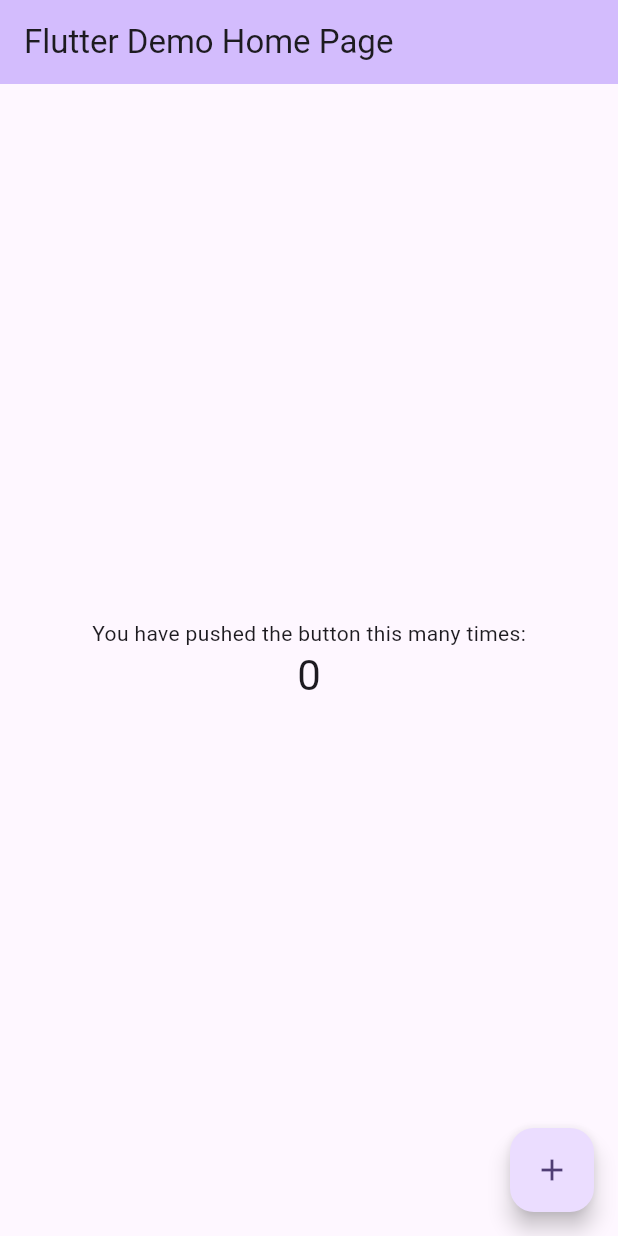
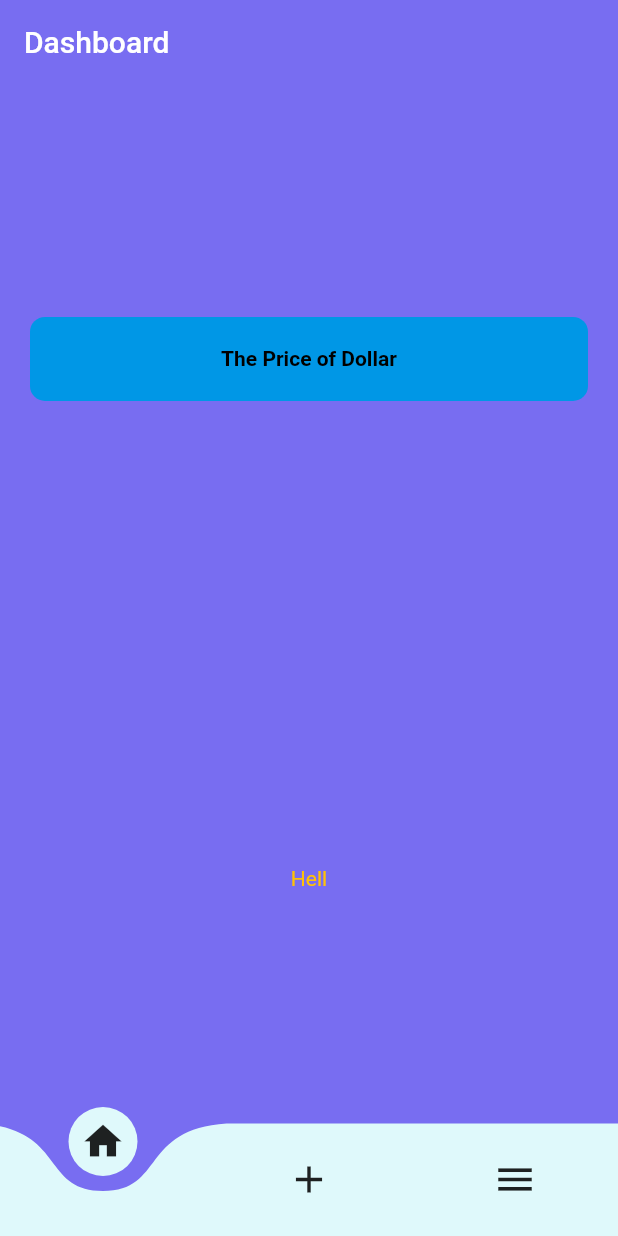
Before and after one commit to AlirezaRezaie/currencytracker_backend, a Flutter app: the screen it shows after launch, on a phone screen of 412 x 824 dp. Run offline on Flutter 3.47's test engine with Material 2 defaults, Android fonts, the phone set to English and light mode, and no system bars; drawn by our look-alikes of curved_navigation_bar.

Commit message:
setup base app structure

```diff
--- /dev/null
+++ b/frontend/Flutter/dollartracker/lib/app.dart
@@ -0,0 +1,35 @@
+import 'package:curved_navigation_bar/curved_navigation_bar.dart';
+import 'package:flutter/material.dart';
+import './widgets/pages/home.dart';
+
+class MyApp extends StatelessWidget {
+  const MyApp({super.key});
+
+  @override
+  Widget build(BuildContext context) {
+    return Scaffold(
+      appBar: AppBar(
+        backgroundColor: const Color.fromARGB(0, 252, 203, 6),
+        elevation: 0,
+        title: const Text(
+          "Dashboard",
+          style: TextStyle(color: Color.fromARGB(255, 255, 255, 255)),
+        ),
+      ),
+      backgroundColor: Color.fromARGB(148, 23, 4, 231),
+      body: const Home(),
+      bottomNavigationBar: CurvedNavigationBar(
+        color: const Color.fromARGB(255, 223, 249, 251),
+        backgroundColor: const Color.fromARGB(0, 255, 255, 255),
+        items: const [
+          Icon(Icons.home, size: 30),
+          Icon(Icons.add, size: 30),
+          Icon(Icons.menu_outlined, size: 30),
+        ],
+        onTap: (index) {
+          //Handle button tap
+        },
+      ),
+    );
+  }
+}
--- a/frontend/Flutter/dollartracker/lib/main.dart
+++ b/frontend/Flutter/dollartracker/lib/main.dart
@@ -1,125 +1,9 @@
 import 'package:flutter/material.dart';
+import 'app.dart';
 
 void main() {
-  runApp(const MyApp());
+  runApp(const MaterialApp(
+    debugShowCheckedModeBanner: false,
+    home: MyApp(),
+  ));
 }
-
-class MyApp extends StatelessWidget {
-  const MyApp({super.key});
-
-  // This widget is the root of your application.
-  @override
-  Widget build(BuildContext context) {
-    return MaterialApp(
-      title: 'Flutter Demo',
-      theme: ThemeData(
-        // This is the theme of your application.
-        //
-        // TRY THIS: Try running your application with "flutter run". You'll see
-        // the application has a blue toolbar. Then, without quitting the app,
-        // try changing the seedColor in the colorScheme below to Colors.green
-        // and then invoke "hot reload" (save your changes or press the "hot
-        // reload" button in a Flutter-supported IDE, or press "r" if you used
-        // the command line to start the app).
-        //
-        // Notice that the counter didn't reset back to zero; the application
-        // state is not lost during the reload. To reset the state, use hot
-        // restart instead.
-        //
-        // This works for code too, not just values: Most code changes can be
-        // tested with just a hot reload.
-        colorScheme: ColorScheme.fromSeed(seedColor: Colors.deepPurple),
-        useMaterial3: true,
-      ),
-      home: const MyHomePage(title: 'Flutter Demo Home Page'),
-    );
-  }
-}
-
-class MyHomePage extends StatefulWidget {
-  const MyHomePage({super.key, required this.title});
-
-  // This widget is the home page of your application. It is stateful, meaning
-  // that it has a State object (defined below) that contains fields that affect
-  // how it looks.
-
-  // This class is the configuration for the state. It holds the values (in this
-  // case the title) provided by the parent (in this case the App widget) and
-  // used by the build method of the State. Fields in a Widget subclass are
-  // always marked "final".
-
-  final String title;
-
-  @override
-  State<MyHomePage> createState() => _MyHomePageState();
-}
-
-class _MyHomePageState extends State<MyHomePage> {
-  int _counter = 0;
-
-  void _incrementCounter() {
-    setState(() {
-      // This call to setState tells the Flutter framework that something has
-      // changed in this State, which causes it to rerun the build method below
-      // so that the display can reflect the updated values. If we changed
-      // _counter without calling setState(), then the build method would not be
-      // called again, and so nothing would appear to happen.
-      _counter++;
-    });
-  }
-
-  @override
-  Widget build(BuildContext context) {
-    // This method is rerun every time setState is called, for instance as done
-    // by the _incrementCounter method above.
-    //
-    // The Flutter framework has been optimized to make rerunning build methods
-    // fast, so that you can just rebuild anything that needs updating rather
-    // than having to individually change instances of widgets.
-    return Scaffold(
-      appBar: AppBar(
-        // TRY THIS: Try changing the color here to a specific color (to
-        // Colors.amber, perhaps?) and trigger a hot reload to see the AppBar
-        // change color while the other colors stay the same.
-        backgroundColor: Theme.of(context).colorScheme.inversePrimary,
-        // Here we take the value from the MyHomePage object that was created by
-        // the App.build method, and use it to set our appbar title.
-        title: Text(widget.title),
-      ),
-      body: Center(
-        // Center is a layout widget. It takes a single child and positions it
-        // in the middle of the parent.
-        child: Column(
-          // Column is also a layout widget. It takes a list of children and
-          // arranges them vertically. By default, it sizes itself to fit its
-          // children horizontally, and tries to be as tall as its parent.
-          //
-          // Column has various properties to control how it sizes itself and
-          // how it positions its children. Here we use mainAxisAlignment to
-          // center the children vertically; the main axis here is the vertical
-          // axis because Columns are vertical (the cross axis would be
-          // horizontal).
-          //
-          // TRY THIS: Invoke "debug painting" (choose the "Toggle Debug Paint"
-          // action in the IDE, or press "p" in the console), to see the
-          // wireframe for each widget.
-          mainAxisAlignment: MainAxisAlignment.center,
-          children: <Widget>[
-            const Text(
-              'You have pushed the button this many times:',
-            ),
-            Text(
-              '$_counter',
-              style: Theme.of(context).textTheme.headlineMedium,
-            ),
-          ],
-        ),
-      ),
-      floatingActionButton: FloatingActionButton(
-        onPressed: _incrementCounter,
-        tooltip: 'Increment',
-        child: const Icon(Icons.add),
-      ), // This trailing comma makes auto-formatting nicer for build methods.
-    );
-  }
-}
--- /dev/null
+++ b/frontend/Flutter/dollartracker/lib/widgets/pages/home.dart
@@ -0,0 +1,50 @@
+import 'package:flutter/material.dart';
+
+class Home extends StatefulWidget {
+  const Home({super.key});
+
+  @override
+  State<Home> createState() => _HomeState();
+}
+
+class _HomeState extends State<Home> {
+  @override
+  Widget build(BuildContext context) {
+    return Column(
+      crossAxisAlignment: CrossAxisAlignment.stretch,
+      mainAxisAlignment: MainAxisAlignment.spaceAround,
+      children: [
+        Padding(
+          padding: EdgeInsets.only(right: 20, left: 20),
+          child: Container(
+            decoration: BoxDecoration(
+              color: Color.fromARGB(255, 0, 151, 230),
+              borderRadius: BorderRadius.circular(10)
+            ),
+            child: const Padding(
+              padding: EdgeInsets.fromLTRB(0, 20, 0, 20),
+              child: Column(
+                children: [
+                  Text(
+                    "The Price of Dollar",
+                    style: TextStyle(color: Colors.black, fontWeight: FontWeight.bold),
+                  )
+                ],
+              ),
+            ),
+          ),
+        ),
+        Container(
+          child: const Column(
+            children: [
+              Text(
+                "Hell",
+                style: TextStyle(color: Colors.amber),
+              )
+            ],
+          ),
+        ),
+      ],
+    );
+  }
+}
--- a/frontend/Flutter/dollartracker/pubspec.yaml
+++ b/frontend/Flutter/dollartracker/pubspec.yaml
@@ -35,6 +35,7 @@ dependencies:
   # The following adds the Cupertino Icons font to your application.
   # Use with the CupertinoIcons class for iOS style icons.
   cupertino_icons: ^1.0.2
+  curved_navigation_bar: ^1.0.3
 
 dev_dependencies:
   flutter_test:
```
Also changed, not shown: frontend/Flutter/dollartracker/pubspec.lock, 1 other file.
